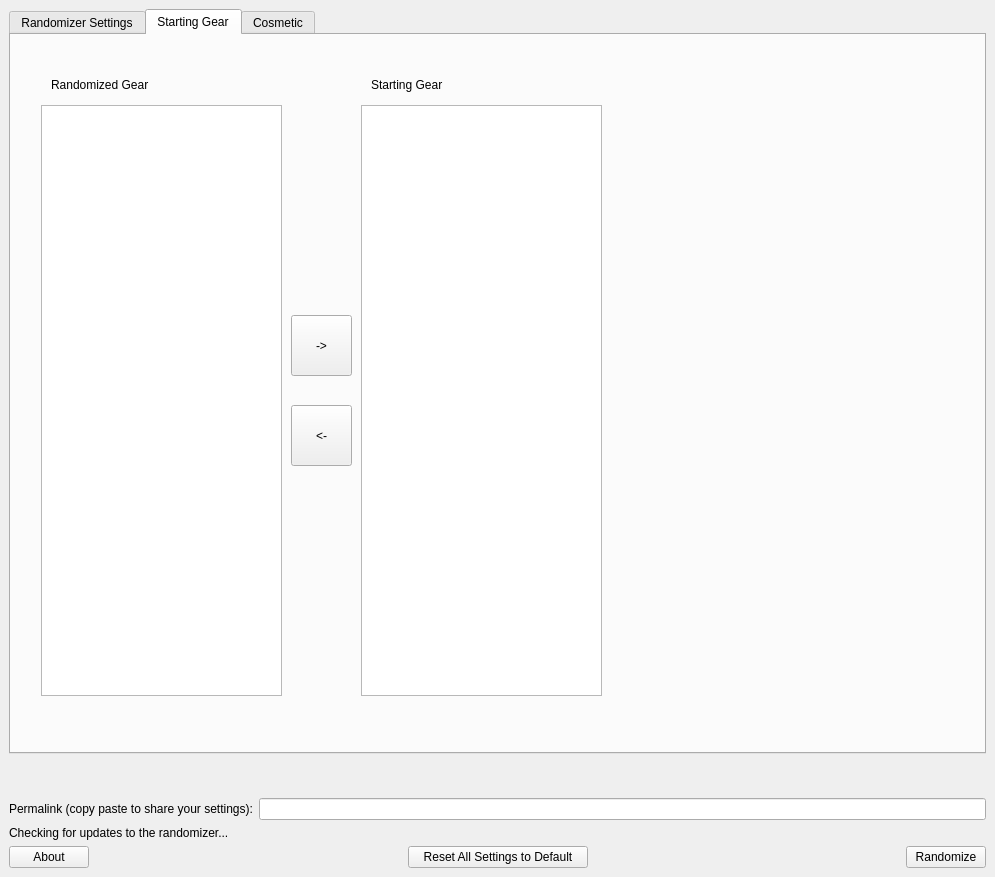
Qt form wwr_ui/randomizer_window.ui (LagoLunatic/wwrando) before a commit.
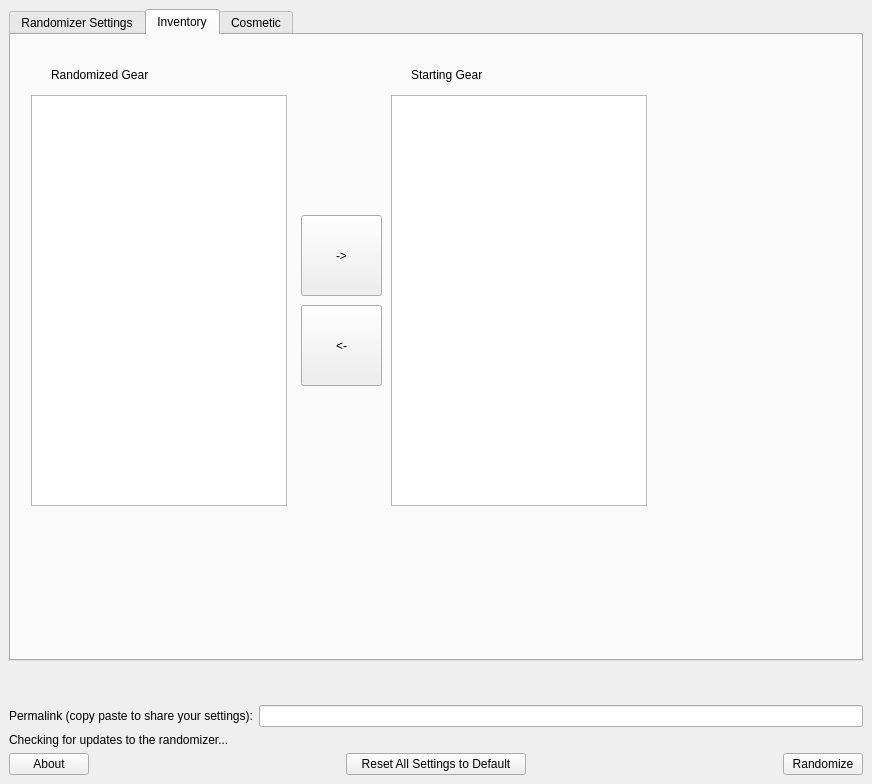
The same form after that commit.

Commit message: Restore original window size

```diff
--- a/wwr_ui/randomizer_window.ui
+++ b/wwr_ui/randomizer_window.ui
@@ -6,8 +6,8 @@
    <rect>
     <x>0</x>
     <y>0</y>
-    <width>995</width>
-    <height>877</height>
+    <width>872</width>
+    <height>784</height>
    </rect>
   </property>
   <property name="windowTitle">
@@ -28,8 +28,8 @@
         <rect>
          <x>0</x>
          <y>0</y>
-         <width>977</width>
-         <height>726</height>
+         <width>974</width>
+         <height>697</height>
         </rect>
        </property>
        <layout class="QVBoxLayout" name="verticalLayout_4">
@@ -556,15 +556,15 @@
           </widget>
           <widget class="QWidget" name="tab_3">
            <attribute name="title">
-            <string>Starting Gear</string>
+            <string>Inventory</string>
            </attribute>
            <widget class="QListView" name="randomized_gear">
             <property name="geometry">
              <rect>
-              <x>30</x>
-              <y>70</y>
-              <width>241</width>
-              <height>591</height>
+              <x>20</x>
+              <y>60</y>
+              <width>256</width>
+              <height>411</height>
              </rect>
             </property>
             <property name="editTriggers">
@@ -577,10 +577,10 @@
            <widget class="QListView" name="starting_gear">
             <property name="geometry">
              <rect>
-              <x>350</x>
-              <y>70</y>
-              <width>241</width>
-              <height>591</height>
+              <x>380</x>
+              <y>60</y>
+              <width>256</width>
+              <height>411</height>
              </rect>
             </property>
             <property name="editTriggers">
@@ -593,10 +593,10 @@
            <widget class="QPushButton" name="add_gear">
             <property name="geometry">
              <rect>
-              <x>280</x>
-              <y>280</y>
-              <width>61</width>
-              <height>61</height>
+              <x>290</x>
+              <y>180</y>
+              <width>81</width>
+              <height>81</height>
              </rect>
             </property>
             <property name="text">
@@ -606,10 +606,10 @@
            <widget class="QPushButton" name="remove_gear">
             <property name="geometry">
              <rect>
-              <x>280</x>
-              <y>370</y>
-              <width>61</width>
-              <height>61</height>
+              <x>290</x>
+              <y>270</y>
+              <width>81</width>
+              <height>81</height>
              </rect>
             </property>
             <property name="text">
@@ -620,8 +620,8 @@
             <property name="geometry">
              <rect>
               <x>40</x>
-              <y>40</y>
-              <width>151</width>
+              <y>30</y>
+              <width>161</width>
               <height>19</height>
              </rect>
             </property>
@@ -632,9 +632,9 @@
            <widget class="QLabel" name="label_for_starting_gear">
             <property name="geometry">
              <rect>
-              <x>360</x>
-              <y>40</y>
-              <width>121</width>
+              <x>400</x>
+              <y>30</y>
+              <width>161</width>
               <height>19</height>
              </rect>
             </property>
```
Left out of the diff: 112 changed lines with no effect on the pictures. The commit also changes 1 other file.
